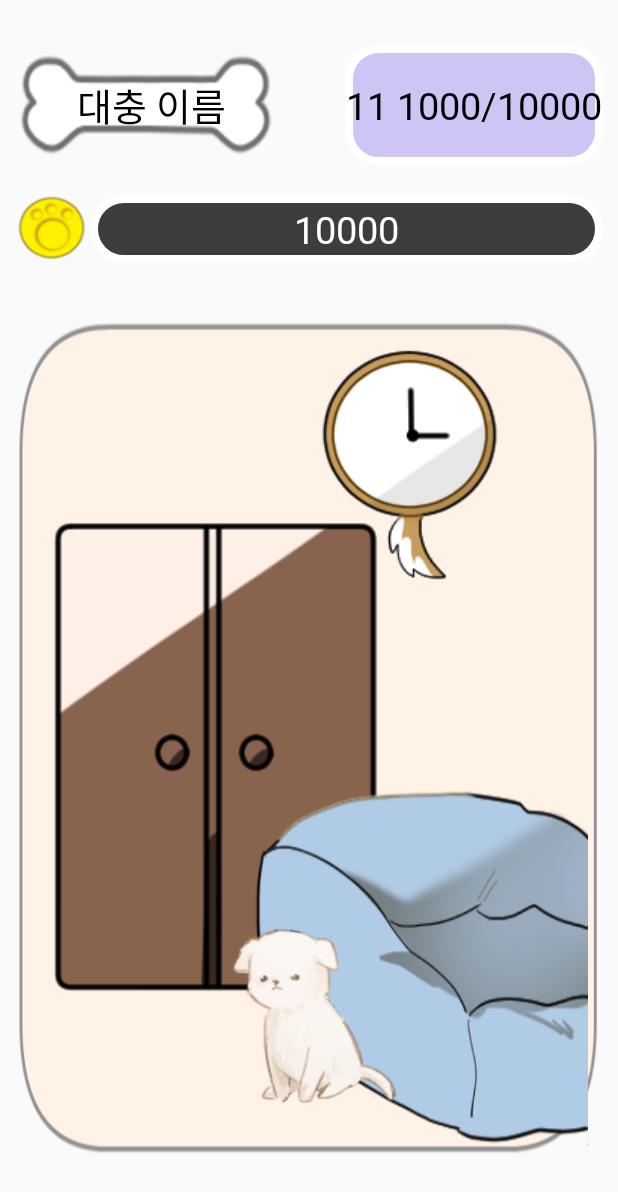
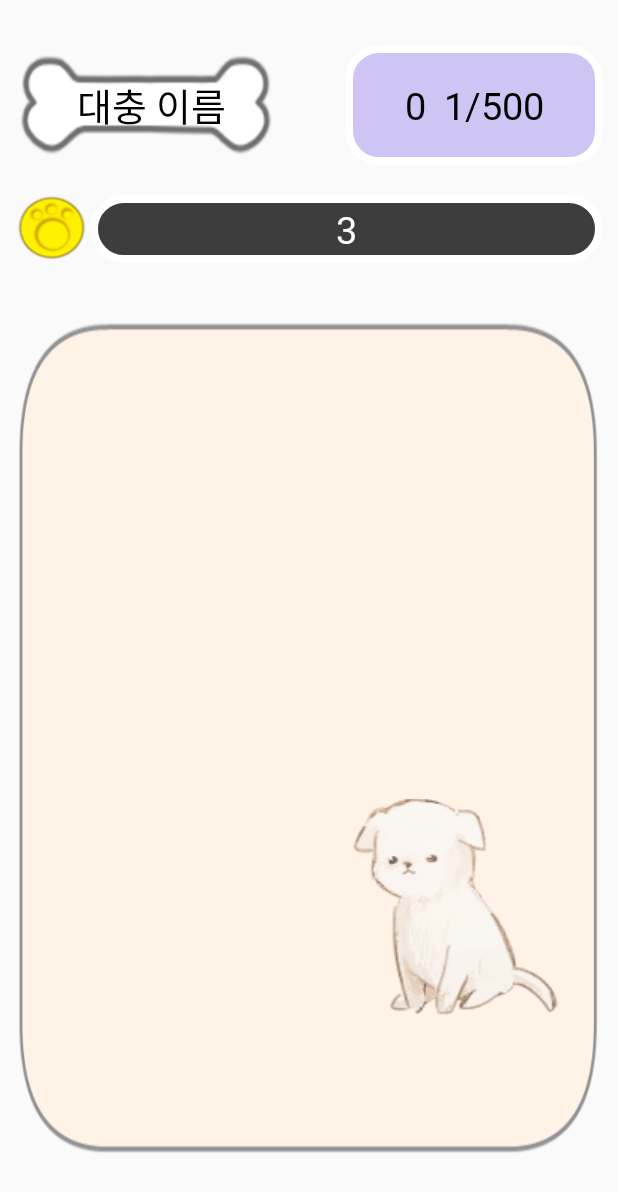
Before and after one commit to polaris428/skt_healthy_pet, an Android app: the fragment Pet_Fragment shown on its own in the app's theme, on a phone screen of 412 x 824 dp. Shown: the top 1192 px of the screen. Run offline under Robolectric (Android 15) with nearby library versions, the phone set to English and light mode, and no system bars.

Commit message:
shop+pet

```diff
--- a/app/src/main/java/com/example/skthealthypet/List_CompletePopUp_Activity.java
+++ b/app/src/main/java/com/example/skthealthypet/List_CompletePopUp_Activity.java
@@ -52,7 +52,8 @@ public class List_CompletePopUp_Activity extends AppCompatActivity {
         }
         final SharedPreferences p = getSharedPreferences("Inventory", Activity.MODE_PRIVATE);
         final SharedPreferences.Editor e = p.edit();
-        e.putInt("money", p.getInt("money", 0)+10000);
+        e.putInt("money", p.getInt("money", 0)+3);
+        e.putInt("exp",p.getInt("exp",0)+1);
         e.commit();
         finish();
 
--- a/app/src/main/res/layout/fragment_pet_.xml
+++ b/app/src/main/res/layout/fragment_pet_.xml
@@ -28,8 +28,8 @@
             android:layout_width="match_parent"
             android:layout_height="80dp"
             android:layout_marginTop="20dp"
-            android:text="11 1000/10000"
             android:gravity="center"
+            android:id="@+id/info"
             android:background="@drawable/xpbar"
             android:textColor="@android:color/black"
             android:layout_marginLeft="220dp"
@@ -56,7 +56,6 @@
             android:layout_width="match_parent"
             android:layout_height="45dp"
             android:layout_marginLeft="50dp"
-            android:text="현재 소지금액"
             android:layout_marginTop="20dp"
             android:gravity="center"
             android:background="@drawable/coins"
@@ -79,58 +78,47 @@
 
         </ImageView>
 
-               <ImageView
-            android:layout_width="wrap_content"
-            android:layout_height="wrap_content"
-            android:layout_marginLeft="200dp"
-            android:layout_marginTop="220dp"
-            android:background="@drawable/clock"
-            app:layout_constraintHorizontal_bias="0.0"
+
+        <ImageView
+            android:id="@+id/GAGU"
+            android:layout_width="230dp"
+            android:layout_height="340dp"
+            app:layout_constraintBottom_toBottomOf="@+id/home"
+            app:layout_constraintEnd_toEndOf="@+id/home"
+            app:layout_constraintHorizontal_bias="0.096"
             app:layout_constraintLeft_toLeftOf="parent"
             app:layout_constraintRight_toRightOf="parent"
-            app:layout_constraintTop_toTopOf="parent">
+            app:layout_constraintStart_toStartOf="@+id/home"
+            app:layout_constraintTop_toTopOf="@+id/home"
+            app:layout_constraintVertical_bias="0.0">
+
+        </ImageView>
+
+        <ImageView
+            android:layout_width="200dp"
+            android:layout_height="200dp"
+            android:id="@+id/BED"
+            app:layout_constraintBottom_toBottomOf="@+id/home"
+            app:layout_constraintEnd_toEndOf="@+id/home"
+            app:layout_constraintHorizontal_bias="1.0"
+            app:layout_constraintLeft_toLeftOf="parent"
+            app:layout_constraintRight_toRightOf="parent"
+            app:layout_constraintStart_toStartOf="parent"
+            app:layout_constraintTop_toTopOf="@+id/home"
+            app:layout_constraintVertical_bias="1.0">
 
         </ImageView>
 
         <ImageView
             android:layout_width="wrap_content"
             android:layout_height="wrap_content"
-            android:layout_marginTop="330dp"
-            android:layout_marginLeft="20dp"
-            android:background="@drawable/closet"
-            app:layout_constraintHorizontal_bias="0.0"
-            app:layout_constraintLeft_toLeftOf="parent"
-            app:layout_constraintRight_toRightOf="parent"
-            app:layout_constraintTop_toTopOf="parent">
-
-        </ImageView>
-
-
-
-        <ImageView
-            android:layout_width="match_parent"
-            android:layout_height="match_parent"
-            android:background="@drawable/bed1"
-            android:layout_marginTop="500dp"
-            android:layout_marginLeft="150dp"
-            android:layout_marginBottom="50dp"
-            android:layout_marginRight="10dp"
-            app:layout_constraintLeft_toLeftOf="parent"
-            app:layout_constraintRight_toRightOf="parent"
-            app:layout_constraintTop_toTopOf="parent">
-
-        </ImageView>
-        <ImageView
-            android:layout_width="match_parent"
-            android:layout_height="match_parent"
             android:src="@drawable/dog2"
-            android:layout_marginTop="500dp"
-            android:layout_marginLeft="100dp"
-            android:layout_marginRight="100dp"
-            app:layout_constraintLeft_toLeftOf="parent"
-            app:layout_constraintRight_toRightOf="parent"
-            app:layout_constraintTop_toTopOf="parent"
-            >
+            app:layout_constraintBottom_toBottomOf="@+id/home"
+            app:layout_constraintEnd_toEndOf="parent"
+            app:layout_constraintHorizontal_bias="1.0"
+            app:layout_constraintStart_toStartOf="parent"
+            app:layout_constraintTop_toTopOf="@+id/home"
+            app:layout_constraintVertical_bias="1.0">
 
         </ImageView>
 
--- a/app/src/main/res/layout/fragment_shop_closets_.xml
+++ b/app/src/main/res/layout/fragment_shop_closets_.xml
@@ -212,9 +212,9 @@
                 android:layout_width="0dp"
                 android:layout_height="0dp"
                 android:layout_marginVertical="5dp"
-                android:backgroundTint="@android:color/white"
                 android:elevation="0dp"
                 android:tint="#FFE4C6"
+                android:background="@drawable/clock"
                 app:layout_constraintBottom_toBottomOf="parent"
                 app:layout_constraintEnd_toEndOf="@+id/slot1"
                 app:layout_constraintStart_toStartOf="@+id/slot1"
@@ -225,9 +225,9 @@
                 android:layout_width="0dp"
                 android:layout_height="0dp"
                 android:layout_marginVertical="5dp"
-                android:backgroundTint="@android:color/white"
                 android:elevation="0dp"
                 android:tint="#FFE4C6"
+                android:background="@drawable/clock_elec"
                 app:layout_constraintBottom_toBottomOf="parent"
                 app:layout_constraintEnd_toEndOf="@+id/slot2"
                 app:layout_constraintStart_toStartOf="@+id/slot2"
```
Also changed, not shown: app/src/main/java/com/example/skthealthypet/Pet_Fragment.java (+84 -3 lines), app/src/main/java/com/example/skthealthypet/ShopValues.java (+8 -8 lines), app/src/main/java/com/example/skthealthypet/Shop_Closets_Fragment.java (+8 -0 lines).
